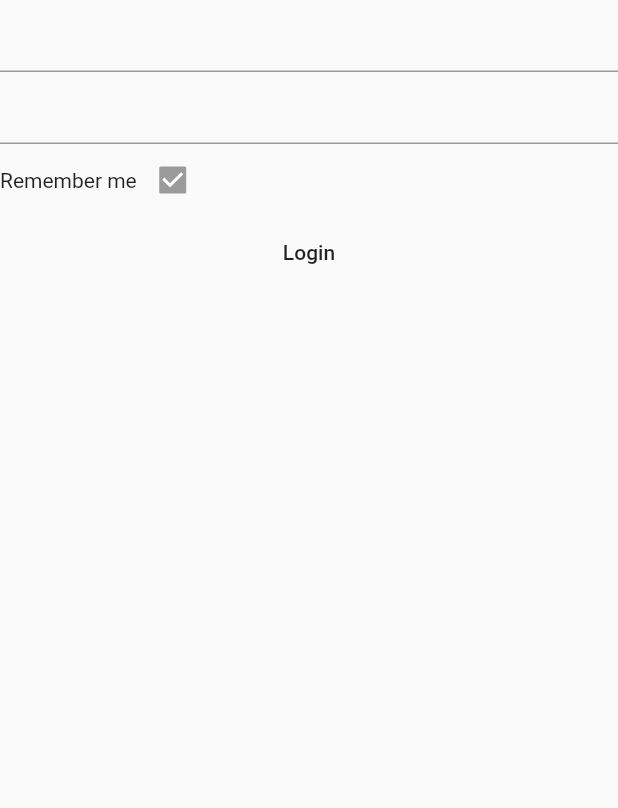
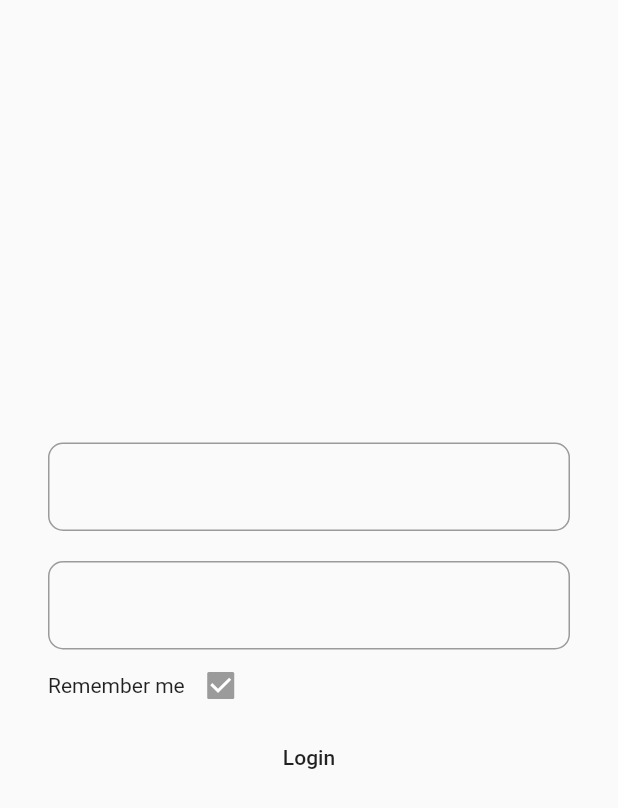
Before and after one commit to PaanAR/MyMemberLink, a Flutter app: the screen it shows after launch, on a phone screen of 412 x 824 dp. Shown: the top 808 px of the screen. Run offline on Flutter 3.47's test engine with Material 2 defaults, Android fonts, the phone set to English and light mode, and no system bars.

Commit message:
loginPage part 2

```diff
--- a/lib/views/login_screen.dart
+++ b/lib/views/login_screen.dart
@@ -8,21 +8,39 @@ class LoginScreen extends StatefulWidget {
 }
 
 class _LoginScreenState extends State<LoginScreen> {
+  TextEditingController emailController = TextEditingController();
+  TextEditingController passwordController = TextEditingController();
   @override
   Widget build(BuildContext context) {
     return Scaffold(
       body: Center(
-        child: Column(children: [
-          const TextField(), // Add const to TextField
-          const TextField(), // Add const to TextField
+        child: Padding(
+          padding: const EdgeInsets.all(32.0),
+          child: Column(mainAxisAlignment: MainAxisAlignment.center, children: [
+            TextField(
+              controller: emailController,
+              decoration: InputDecoration(
+                  border: OutlineInputBorder(
+                      borderRadius: BorderRadius.all(Radius.circular(10)))),
+            ),
+            SizedBox(
+              height: 20,
+            ), // Add const to TextField
+            TextField(
+              controller: passwordController,
+              decoration: InputDecoration(
+                  border: OutlineInputBorder(
+                      borderRadius: BorderRadius.all(Radius.circular(10)))),
+            ), // Add const to TextField
             Row(
               children: const [
                 Text("Remember me"), // Add const to Text
                 Checkbox(value: true, onChanged: null), // Add const to Checkbox
               ],
             ),
-          MaterialButton(onPressed: onLogin, child: Text("Login"))
+            MaterialButton(onPressed: onLogin, child: const Text("Login"))
           ]),
+        ),
       ),
     );
   }
```
Lines whose indentation alone changed are shown as unchanged.
